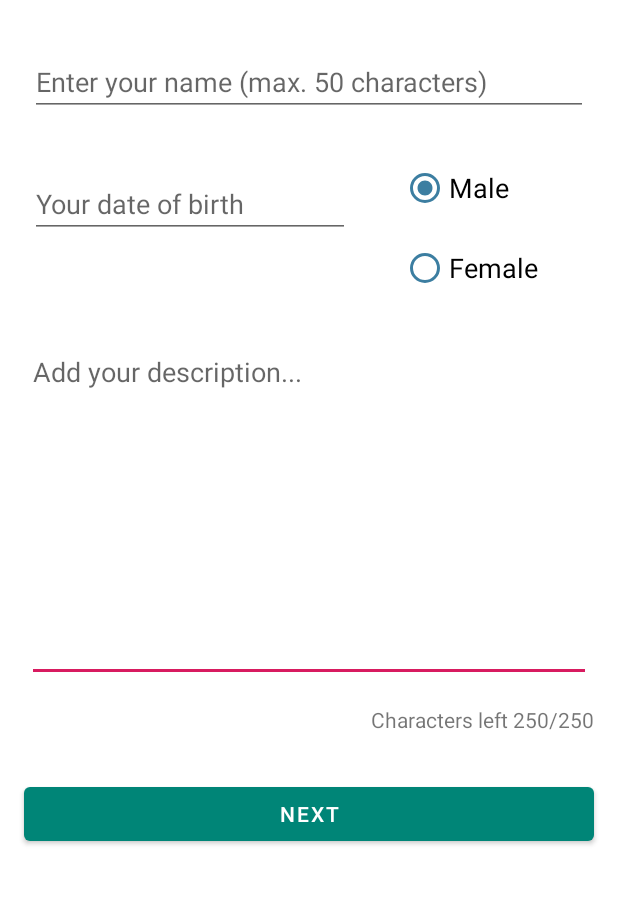
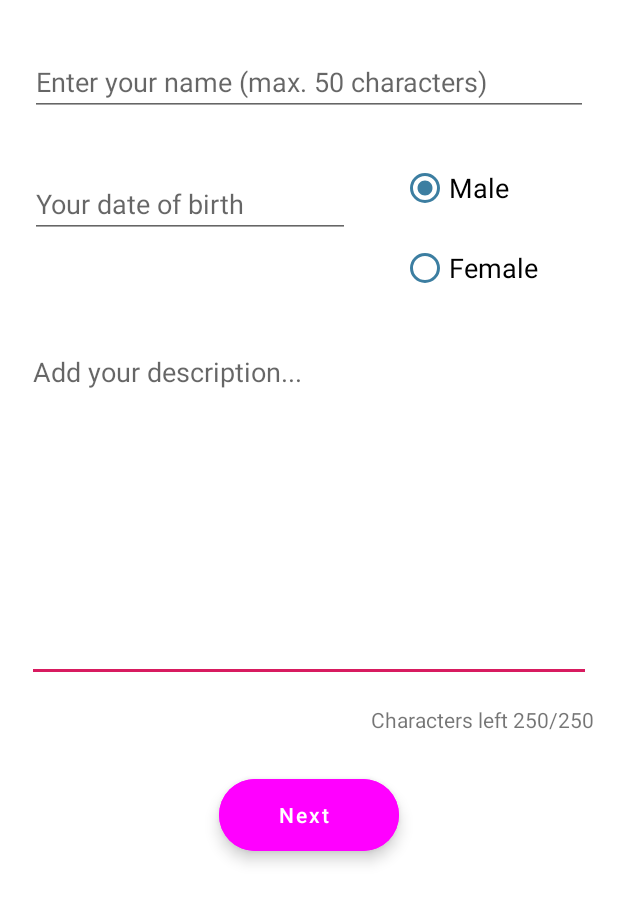
Before and after one commit to rectuspin/CZ2006_final, an Android app: the CreateProfileActivity screen opened directly, with no data from a screen before it, on a phone screen of 412 x 824 dp. Shown: the top 902 px of the screen. Run offline under Robolectric (Android 15) with nearby library versions, the phone set to English and light mode, and no system bars; our stand-ins replace Firebase (no records; nobody signed in at launch, a user with empty details on screens opened directly).

Commit message:
UI updates

```diff
--- a/app/src/main/java/com/example/athletica/ui/event/CreateEventActivity.java
+++ b/app/src/main/java/com/example/athletica/ui/event/CreateEventActivity.java
@@ -2,6 +2,7 @@ package com.example.athletica.ui.event;
 
 import android.app.DatePickerDialog;
 import android.app.TimePickerDialog;
+import android.graphics.Color;
 import android.os.Bundle;
 import android.view.View;
 import android.view.inputmethod.InputMethodManager;
@@ -130,6 +131,8 @@ public class CreateEventActivity extends AppCompatActivity implements View.OnCli
         }
 
         datePickerDialog.show();
+        datePickerDialog.getButton(DatePickerDialog.BUTTON_NEGATIVE).setTextColor(Color.BLACK);
+        datePickerDialog.getButton(DatePickerDialog.BUTTON_POSITIVE).setTextColor(Color.BLACK);
     }
 
 
--- a/app/src/main/res/layout/activity_create_event.xml
+++ b/app/src/main/res/layout/activity_create_event.xml
@@ -234,7 +234,9 @@
         android:layout_width="wrap_content"
         android:layout_height="wrap_content"
         android:layout_marginBottom="16dp"
-        android:backgroundTint="@android:color/darker_gray"
+        android:textColor="@color/white"
+        android:textAllCaps="false"
+        android:backgroundTint="@color/magenta"
         android:text="@string/create_event"
         app:layout_constraintBottom_toBottomOf="parent"
         app:layout_constraintEnd_toEndOf="parent"
--- a/app/src/main/res/layout/activity_create_profile.xml
+++ b/app/src/main/res/layout/activity_create_profile.xml
@@ -86,20 +86,22 @@
             app:layout_constraintStart_toStartOf="parent"
             app:layout_constraintTop_toBottomOf="@+id/nameEditText" />
 
-        <Button
+        <com.google.android.material.floatingactionbutton.ExtendedFloatingActionButton
             android:id="@+id/nextButton"
-            android:layout_width="0dp"
+            android:layout_width="wrap_content"
             android:layout_height="wrap_content"
             android:layout_marginStart="16dp"
-            android:layout_marginTop="360dp"
+            android:layout_marginTop="30dp"
             android:layout_marginEnd="16dp"
-
+            android:gravity="center"
             android:onClick="next"
             android:text="Next"
-            android:textColor="#FFFFFF"
+            android:textColor="@color/white"
+            android:textAllCaps="false"
+            android:backgroundTint="@color/magenta"
             app:layout_constraintEnd_toEndOf="parent"
             app:layout_constraintStart_toStartOf="parent"
-            app:layout_constraintTop_toBottomOf="@+id/birthdayEditText" />
+            app:layout_constraintTop_toBottomOf="@+id/leftCharactersTextView" />
 
         <EditText
             android:id="@+id/nameEditText"
@@ -148,17 +150,19 @@
             app:layout_constraintTop_toTopOf="parent"
             tools:visibility="visible" />
 
-        <Button
+        <com.google.android.material.floatingactionbutton.ExtendedFloatingActionButton
             android:id="@+id/submitButton"
-            android:layout_width="0dp"
+            android:layout_width="wrap_content"
             android:layout_height="wrap_content"
             android:layout_marginStart="20dp"
             android:layout_marginEnd="20dp"
             android:layout_marginBottom="47dp"
-
+            android:textColor="@color/white"
+            android:textAllCaps="false"
+            android:backgroundTint="@color/magenta"
             android:onClick="submit"
             android:text="Submit"
-            android:textColor="#FFFFFF"
+            android:gravity="center"
             app:layout_constraintBottom_toBottomOf="parent"
             app:layout_constraintEnd_toEndOf="parent"
             app:layout_constraintStart_toStartOf="parent" />
--- a/app/src/main/res/layout/activity_display_all.xml
+++ b/app/src/main/res/layout/activity_display_all.xml
@@ -38,6 +38,7 @@
         android:layout_marginTop="24dp"
         android:text="TextView"
         android:textSize="20dp"
+        android:textColor="@color/purple"
         android:textStyle="bold"
         app:layout_constraintEnd_toStartOf="@+id/action_sort"
         app:layout_constraintHorizontal_bias="0.618"
--- a/app/src/main/res/layout/activity_home.xml
+++ b/app/src/main/res/layout/activity_home.xml
@@ -60,13 +60,15 @@
 
         <TextView
             android:id="@+id/textView5"
+            android:textColor="@color/purple"
             android:layout_width="wrap_content"
             android:layout_height="wrap_content"
             android:layout_marginStart="132dp"
             android:layout_marginTop="40dp"
             android:layout_marginEnd="132dp"
             android:text="Featured Events"
-            android:textSize="34sp"
+            android:textSize="20sp"
+            android:textStyle="bold"
             app:layout_constraintEnd_toEndOf="parent"
             app:layout_constraintStart_toStartOf="parent"
             app:layout_constraintTop_toBottomOf="@+id/editTextSearch"
--- a/app/src/main/res/layout/activity_view_facility.xml
+++ b/app/src/main/res/layout/activity_view_facility.xml
@@ -100,6 +100,7 @@
                 android:layout_marginStart="24dp"
                 android:layout_marginTop="28dp"
                 android:text="Facility Name"
+                android:textColor="@color/black"
                 android:textSize="34sp"
                 app:layout_constraintHorizontal_bias="0.0"
                 app:layout_constraintStart_toStartOf="parent"
--- a/app/src/main/res/values/colors.xml
+++ b/app/src/main/res/values/colors.xml
@@ -3,4 +3,9 @@
     <color name="colorPrimary">#008577</color>
     <color name="colorPrimaryDark">#00574B</color>
     <color name="colorAccent">#D81B60</color>
+    <color name="magenta">#ff00ff </color>
+    <color name="purple">#6a0dad </color>
+    <color name="white">#ffffff </color>
+    <color name="black">#000000 </color>
+
 </resources>
--- a/app/src/main/res/values/styles.xml
+++ b/app/src/main/res/values/styles.xml
@@ -15,6 +15,7 @@
 
     <style name="DatePicker" parent="android:Widget.Material.Light.DatePicker">
         <item name="android:datePickerMode">spinner</item>
+        <item name="colorAccent">@color/purple</item>
     </style>
 
     <style name="TimePicker" parent="android:Widget.Material.Light.TimePicker">
```
Also changed, not shown: app/src/main/java/com/example/athletica/ui/profile/CreateProfileActivity.java (+8 -2 lines), app/src/main/res/layout/activity_search_result.xml (+6 -9 lines), app/src/main/res/layout/activity_view_event.xml (+13 -7 lines), app/src/main/res/layout/activity_view_profile.xml (+6 -3 lines), app/src/main/res/layout/fragment_login.xml (+9 -6 lines), app/src/main/res/layout/fragment_register.xml (+10 -9 lines).
